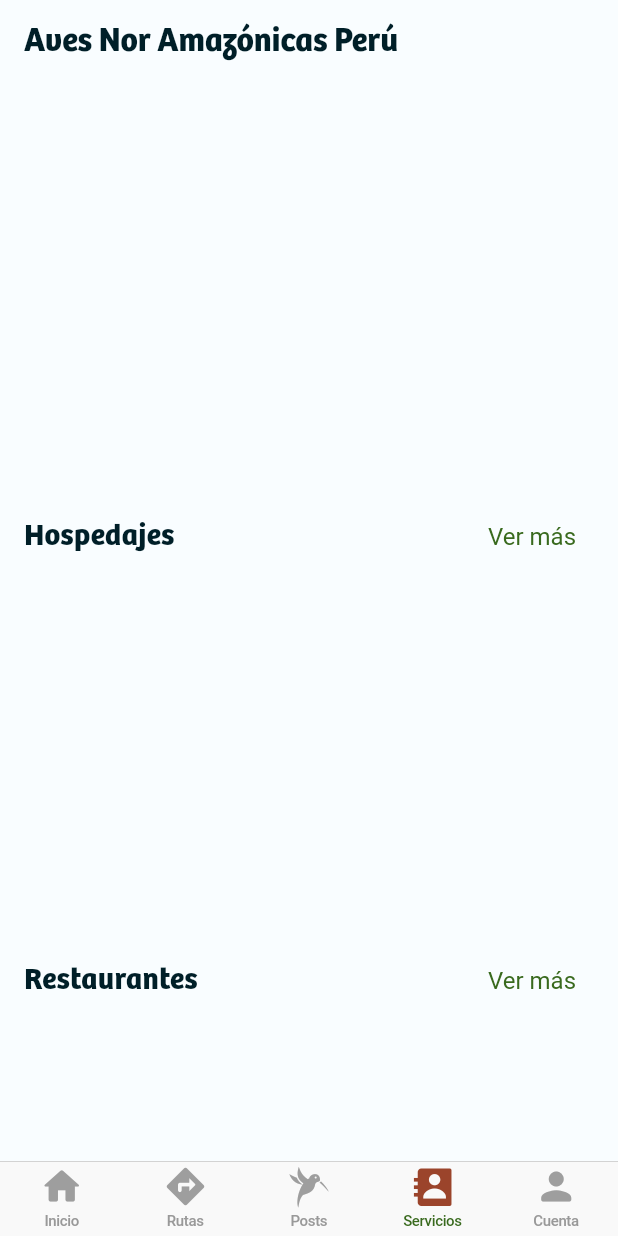
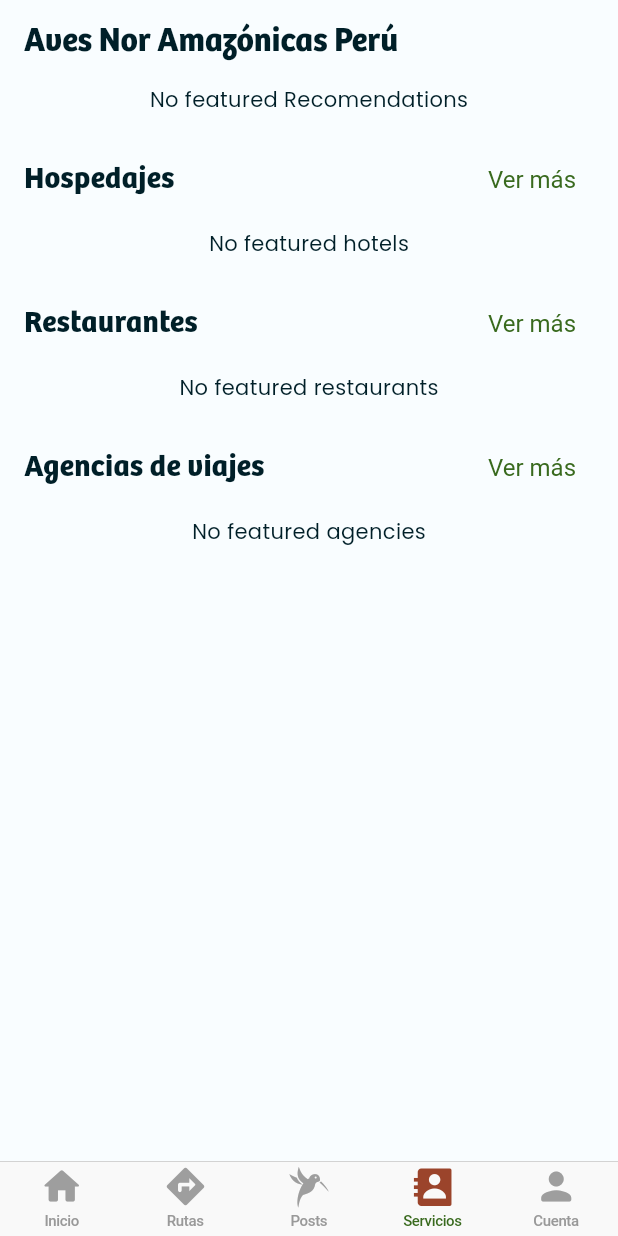
Before and after one commit to josephpaucar/ADSprovisional, a Flutter app: the screen it shows once a user with an empty profile is signed in, item 4 of the bottom bar chosen, on a phone screen of 412 x 824 dp. Run offline on Flutter 3.47's test engine with Material 2 defaults, Android fonts, the phone set to English and light mode, and no system bars; drawn by our look-alikes of carousel_slider; our stand-ins replace audioplayers, cloud_firestore, firebase_auth, firebase_core, firebase_storage, flutter_rating_bar and 3 more; accounts and stored records are empty; generated files the repository leaves out were written again.

Commit message:
se cambio a futurebuilder las recomendaciones y fetured services en las respectivas paginas

```diff
--- a/lib/app/home/inicio/home_page.dart
+++ b/lib/app/home/inicio/home_page.dart
@@ -49,12 +49,12 @@ class HomePage extends StatelessWidget {
   }
 
   Widget _buildRecomendationsCarrousel(BuildContext context) {
-    return StreamBuilder(
-        stream: FirebaseFirestore.instance
+    return FutureBuilder(
+        future: FirebaseFirestore.instance
             .collection("recomendations")
             .where("category", isEqualTo: 'home')
-            .snapshots(),
-        builder: (BuildContext context, AsyncSnapshot<QuerySnapshot> snapshot) {
+            .get(),
+        builder: (BuildContext context, snapshot) {
           if (!snapshot.hasData) {
             return const Center(
               child: CircularProgressIndicator(),
--- a/lib/app/home/servicios/services_page.dart
+++ b/lib/app/home/servicios/services_page.dart
@@ -10,16 +10,25 @@ class ServicesPage extends StatelessWidget {
   @override
   Widget build(BuildContext context) {
     Widget getHotels(BuildContext context) {
-      return StreamBuilder(
-        stream: FirebaseFirestore.instance
+      return FutureBuilder(
+        future: FirebaseFirestore.instance
             .collection("servicios")
             .where("categoria", isEqualTo: 'hospedaje')
             .where("esdestacado", isEqualTo: true)
-            .snapshots(),
+            .get(),
         builder: (BuildContext context, AsyncSnapshot<QuerySnapshot> snapshot) {
-          if (!snapshot.hasData) {
+          if (snapshot.connectionState == ConnectionState.waiting) {
+            return const Center(child: CircularProgressIndicator());
+          }
+          if (snapshot.hasError) {
+            return const Text('An error ocurred.');
+          }
+          if (snapshot.data!.size < 1) {
             return const Center(
-              child: CircularProgressIndicator(),
+              child: Text(
+                'No featured hotels',
+                style: TextStyle(fontFamily: 'Poppins'),
+              ),
             );
           }
           return Container(
@@ -42,16 +51,25 @@ class ServicesPage extends StatelessWidget {
     }
 
     Widget getRestaurantes(BuildContext context) {
-      return StreamBuilder(
-        stream: FirebaseFirestore.instance
+      return FutureBuilder(
+        future: FirebaseFirestore.instance
             .collection("servicios")
             .where("categoria", isEqualTo: 'restaurante')
             .where("esdestacado", isEqualTo: true)
-            .snapshots(),
+            .get(),
         builder: (BuildContext context, AsyncSnapshot<QuerySnapshot> snapshot) {
-          if (!snapshot.hasData) {
+          if (snapshot.connectionState == ConnectionState.waiting) {
+            return const Center(child: CircularProgressIndicator());
+          }
+          if (snapshot.hasError) {
+            return const Text('An error ocurred.');
+          }
+          if (snapshot.data!.size < 1) {
             return const Center(
-              child: CircularProgressIndicator(),
+              child: Text(
+                'No featured restaurants',
+                style: TextStyle(fontFamily: 'Poppins'),
+              ),
             );
           }
           return Container(
@@ -74,16 +92,25 @@ class ServicesPage extends StatelessWidget {
     }
 
     Widget getAgenciasDeViajes(BuildContext context) {
-      return StreamBuilder(
-        stream: FirebaseFirestore.instance
+      return FutureBuilder(
+        future: FirebaseFirestore.instance
             .collection("servicios")
             .where("categoria", isEqualTo: 'agenciaDeViajes')
             .where("esdestacado", isEqualTo: true)
-            .snapshots(),
+            .get(),
         builder: (BuildContext context, AsyncSnapshot<QuerySnapshot> snapshot) {
-          if (!snapshot.hasData) {
+          if (snapshot.connectionState == ConnectionState.waiting) {
+            return const Center(child: CircularProgressIndicator());
+          }
+          if (snapshot.hasError) {
+            return const Text('An error ocurred.');
+          }
+          if (snapshot.data!.size < 1) {
             return const Center(
-              child: CircularProgressIndicator(),
+              child: Text(
+                'No featured agencies',
+                style: TextStyle(fontFamily: 'Poppins'),
+              ),
             );
           }
           return Container(
@@ -106,16 +133,25 @@ class ServicesPage extends StatelessWidget {
     }
 
     Widget buildRecomendationsCarrousel(BuildContext context) {
-      return StreamBuilder(
-          stream: FirebaseFirestore.instance
+      return FutureBuilder(
+          future: FirebaseFirestore.instance
               .collection("recomendations")
               .where("category", isEqualTo: 'services')
-              .snapshots(),
+              .get(),
           builder:
               (BuildContext context, AsyncSnapshot<QuerySnapshot> snapshot) {
-            if (!snapshot.hasData) {
+            if (snapshot.connectionState == ConnectionState.waiting) {
+              return const Center(child: CircularProgressIndicator());
+            }
+            if (snapshot.hasError) {
+              return const Text('An error ocurred.');
+            }
+            if (snapshot.data!.size < 1) {
               return const Center(
-                child: CircularProgressIndicator(),
+                child: Text(
+                  'No featured Recomendations',
+                  style: TextStyle(fontFamily: 'Poppins'),
+                ),
               );
             }
             return _RecomendationsCarrousel(
```
